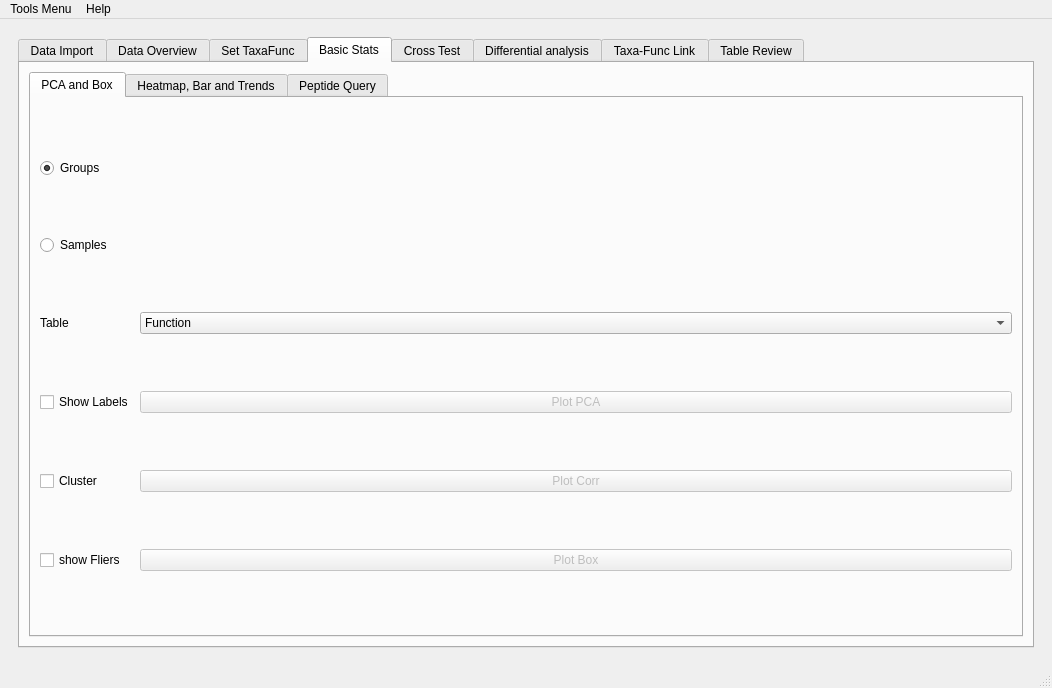
Qt form utils/MetaX_GUI/MainWindow.ui (byemaxx/MetaX) before a commit.
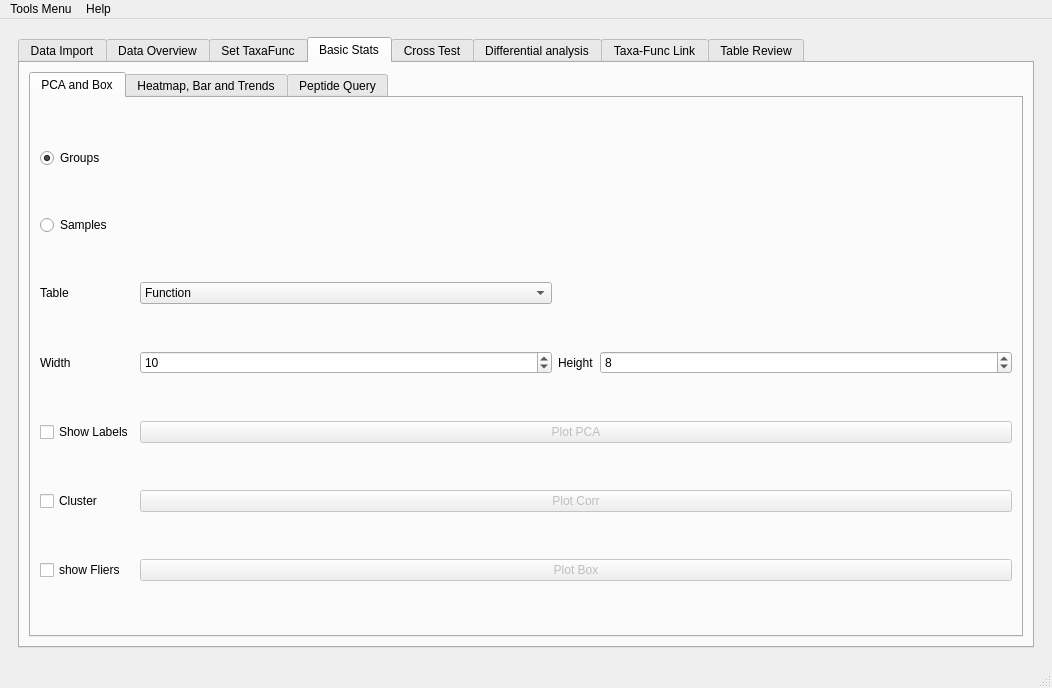
The same form after that commit. The open tabs and pages were chosen to show the change.

Commit message: modified:   utils/GUI.py     add figsize at paca plot part 	modified:   utils/MetaX_GUI/MainWindow.ui     add two z-socer and Zero-inflated Poisson Regression and Zero-inflated Negative Binomial Regression of outlier detection 	modified:   utils/taxaFuncPloter/basic_plot.py     add figsize at pac, box and corr

Diff of the .ui file:
```diff
--- a/utils/MetaX_GUI/MainWindow.ui
+++ b/utils/MetaX_GUI/MainWindow.ui
@@ -882,25 +882,38 @@
                </attribute>
                <layout class="QGridLayout" name="gridLayout_26">
                 <item row="5" column="0">
-                 <widget class="QCheckBox" name="checkBox_box_if_show_fliers">
+                 <widget class="QCheckBox" name="checkBox_corr_cluster">
                   <property name="text">
-                   <string>show Fliers</string>
+                   <string>Cluster</string>
                   </property>
                  </widget>
                 </item>
-                <item row="3" column="2">
-                 <widget class="QPushButton" name="pushButton_plot_pca_sns">
-                  <property name="enabled">
-                   <bool>false</bool>
+                <item row="3" column="0">
+                 <widget class="QLabel" name="label_94">
+                  <property name="sizePolicy">
+                   <sizepolicy hsizetype="Fixed" vsizetype="Preferred">
+                    <horstretch>0</horstretch>
+                    <verstretch>0</verstretch>
+                   </sizepolicy>
                   </property>
+                  <property name="text">
+                   <string>Width</string>
+                  </property>
+                 </widget>
+                </item>
+                <item row="4" column="0">
+                 <widget class="QCheckBox" name="checkBox_pca_if_show_lable">
                   <property name="sizePolicy">
-                   <sizepolicy hsizetype="Preferred" vsizetype="Fixed">
+                   <sizepolicy hsizetype="Minimum" vsizetype="Fixed">
                     <horstretch>0</horstretch>
                     <verstretch>0</verstretch>
                    </sizepolicy>
                   </property>
+                  <property name="layoutDirection">
+                   <enum>Qt::LeftToRight</enum>
+                  </property>
                   <property name="text">
-                   <string>Plot PCA</string>
+                   <string>Show Labels</string>
                   </property>
                  </widget>
                 </item>
@@ -911,70 +924,6 @@
                   </property>
                  </widget>
                 </item>
-                <item row="2" column="2">
-                 <widget class="QComboBox" name="comboBox_table4pca">
-                  <property name="sizePolicy">
-                   <sizepolicy hsizetype="Preferred" vsizetype="Fixed">
-                    <horstretch>0</horstretch>
-                    <verstretch>0</verstretch>
-                   </sizepolicy>
-                  </property>
-                  <item>
-                   <property name="text">
-                    <string>Function</string>
-                   </property>
-                  </item>
-                  <item>
-                   <property name="text">
-                    <string>Taxa</string>
-                   </property>
-                  </item>
-                  <item>
-                   <property name="text">
-                    <string>Taxa-Function</string>
-                   </property>
-                  </item>
-                  <item>
-                   <property name="text">
-                    <string>Peptide</string>
-                   </property>
-                  </item>
-                 </widget>
-                </item>
-                <item row="4" column="0">
-                 <widget class="QCheckBox" name="checkBox_corr_cluster">
-                  <property name="text">
-                   <string>Cluster</string>
-                  </property>
-                 </widget>
-                </item>
-                <item row="1" column="0">
-                 <widget class="QRadioButton" name="radioButton_basic_pca_sample">
-                  <property name="text">
-                   <string>Samples</string>
-                  </property>
-                 </widget>
-                </item>
-                <item row="5" column="2">
-                 <widget class="QPushButton" name="pushButton_plot_box_sns">
-                  <property name="enabled">
-                   <bool>false</bool>
-                  </property>
-                  <property name="text">
-                   <string>Plot Box</string>
-                  </property>
-                 </widget>
-                </item>
-                <item row="4" column="2">
-                 <widget class="QPushButton" name="pushButton_plot_corr">
-                  <property name="enabled">
-                   <bool>false</bool>
-                  </property>
-                  <property name="text">
-                   <string>Plot Corr</string>
-                  </property>
-                 </widget>
-                </item>
                 <item row="0" column="0">
                  <widget class="QRadioButton" name="radioButton_basic_pca_group">
                   <property name="sizePolicy">
@@ -991,28 +940,125 @@
                   </property>
                  </widget>
                 </item>
-                <item row="3" column="0">
-                 <widget class="QCheckBox" name="checkBox_pca_if_show_lable">
+                <item row="3" column="3">
+                 <widget class="QSpinBox" name="spinBox_basic_pca_height">
+                  <property name="minimum">
+                   <number>1</number>
+                  </property>
+                  <property name="value">
+                   <number>8</number>
+                  </property>
+                 </widget>
+                </item>
+                <item row="3" column="2">
+                 <widget class="QLabel" name="label_101">
                   <property name="sizePolicy">
-                   <sizepolicy hsizetype="Minimum" vsizetype="Fixed">
+                   <sizepolicy hsizetype="Fixed" vsizetype="Preferred">
                     <horstretch>0</horstretch>
                     <verstretch>0</verstretch>
                    </sizepolicy>
                   </property>
-                  <property name="layoutDirection">
-                   <enum>Qt::LeftToRight</enum>
+                  <property name="text">
+                   <string>Height</string>
                   </property>
+                 </widget>
+                </item>
+                <item row="6" column="0">
+                 <widget class="QCheckBox" name="checkBox_box_if_show_fliers">
                   <property name="text">
-                   <string>Show Labels</string>
+                   <string>show Fliers</string>
                   </property>
                  </widget>
                 </item>
-                <item row="0" column="2">
+                <item row="1" column="0">
+                 <widget class="QRadioButton" name="radioButton_basic_pca_sample">
+                  <property name="text">
+                   <string>Samples</string>
+                  </property>
+                 </widget>
+                </item>
+                <item row="3" column="1">
+                 <widget class="QSpinBox" name="spinBox_basic_pca_width">
+                  <property name="minimum">
+                   <number>1</number>
+                  </property>
+                  <property name="value">
+                   <number>10</number>
+                  </property>
+                 </widget>
+                </item>
+                <item row="0" column="1" colspan="3">
                  <layout class="QVBoxLayout" name="verticalLayout_basic_pca_group"/>
                 </item>
-                <item row="1" column="2">
+                <item row="1" column="1" colspan="3">
                  <layout class="QVBoxLayout" name="verticalLayout_basic_pca_sample"/>
                 </item>
+                <item row="2" column="1">
+                 <widget class="QComboBox" name="comboBox_table4pca">
+                  <property name="sizePolicy">
+                   <sizepolicy hsizetype="Preferred" vsizetype="Fixed">
+                    <horstretch>0</horstretch>
+                    <verstretch>0</verstretch>
+                   </sizepolicy>
+                  </property>
+                  <item>
+                   <property name="text">
+                    <string>Function</string>
+                   </property>
+                  </item>
+                  <item>
+                   <property name="text">
+                    <string>Taxa</string>
+                   </property>
+                  </item>
+                  <item>
+                   <property name="text">
+                    <string>Taxa-Function</string>
+                   </property>
+                  </item>
+                  <item>
+                   <property name="text">
+                    <string>Peptide</string>
+                   </property>
+                  </item>
+                 </widget>
+                </item>
+                <item row="4" column="1" colspan="3">
+                 <widget class="QPushButton" name="pushButton_plot_pca_sns">
+                  <property name="enabled">
+                   <bool>false</bool>
+                  </property>
+                  <property name="sizePolicy">
+                   <sizepolicy hsizetype="Preferred" vsizetype="Fixed">
+                    <horstretch>0</horstretch>
+                    <verstretch>0</verstretch>
+                   </sizepolicy>
+                  </property>
+                  <property name="text">
+                   <string>Plot PCA</string>
+                  </property>
+                 </widget>
+                </item>
+                <item row="5" column="1" colspan="3">
+                 <widget class="QPushButton" name="pushButton_plot_corr">
+                  <property name="enabled">
+                   <bool>false</bool>
+                  </property>
+                  <property name="text">
+                   <string>Plot Corr</string>
+                  </property>
+                 </widget>
+                </item>
+                <item row="6" column="1" colspan="3">
+                 <widget class="QPushButton" name="pushButton_plot_box_sns">
+                  <property name="enabled">
+                   <bool>false</bool>
+                  </property>
+                  <property name="text">
+                   <string>Plot Box</string>
+                  </property>
+                 </widget>
+                </item>
                </layout>
               </widget>
               <widget class="QWidget" name="tab_13">
```
Left out of the diff: 17 changed lines with no effect on the pictures. The commit also changes 4 other files.
